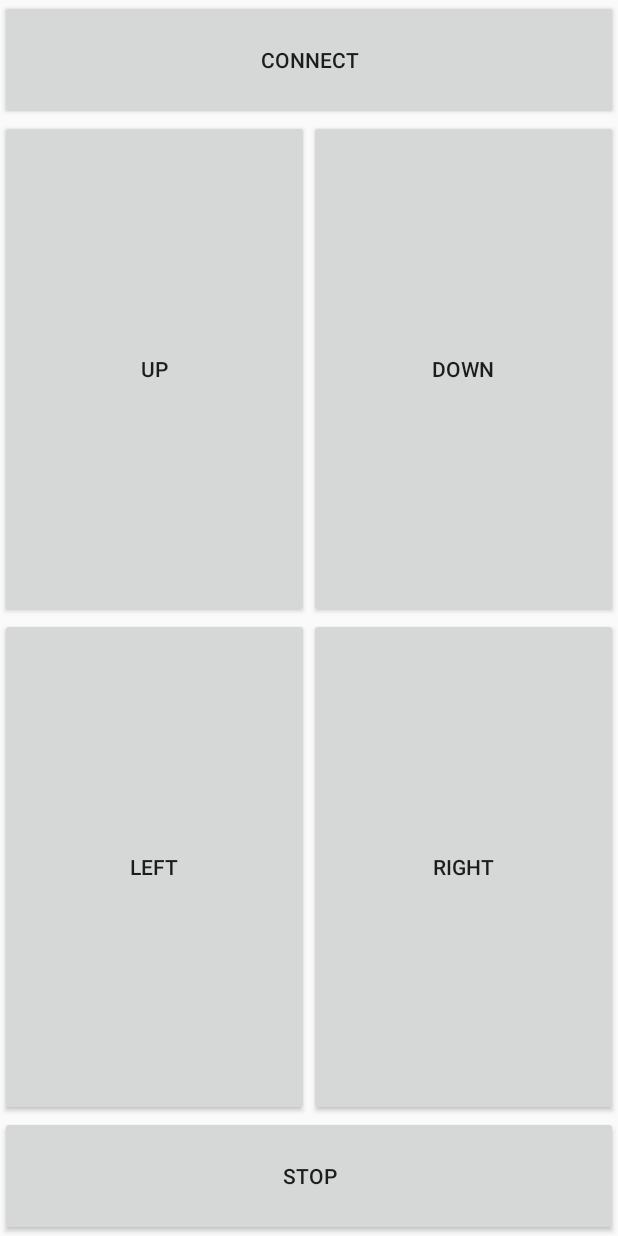
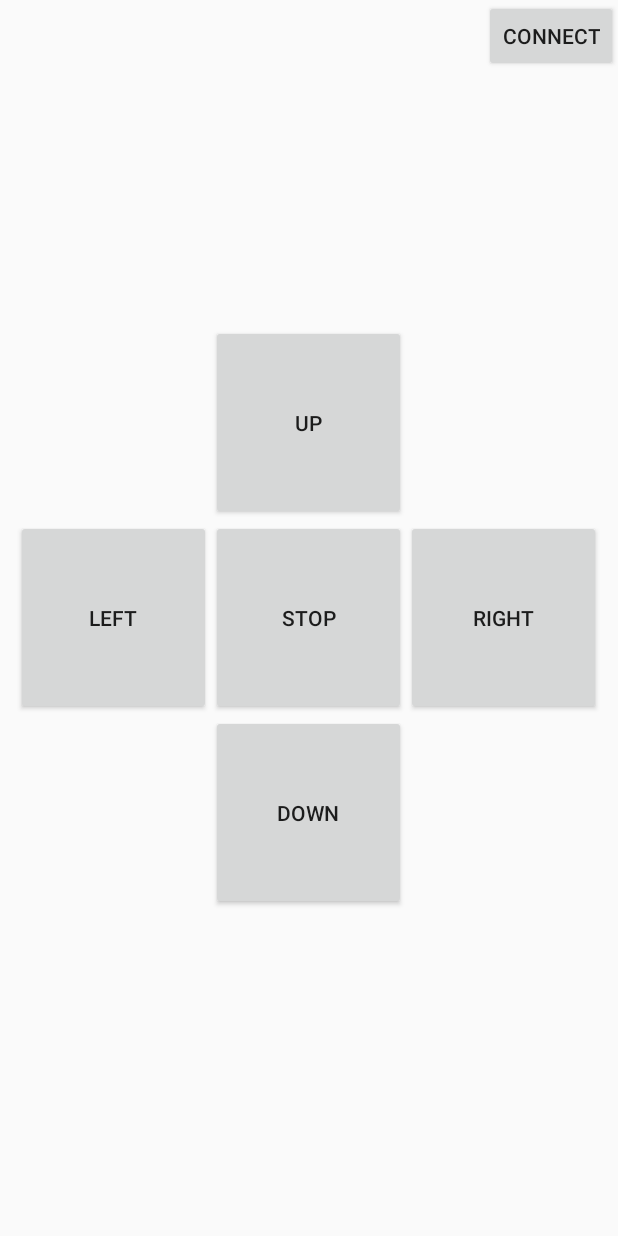
Before and after one commit to jihun-kang/android_bluetooth_remote_control, an Android app: the MainActivity screen opened directly, with no data from a screen before it, on a phone screen of 412 x 824 dp. Run offline under Robolectric (Android 15) with nearby library versions, the phone set to English and light mode, and no system bars.

Commit message:
modify layout

```diff
--- a/app/src/main/AndroidManifest.xml
+++ b/app/src/main/AndroidManifest.xml
@@ -13,7 +13,8 @@
         android:roundIcon="@mipmap/ic_launcher_round"
         android:supportsRtl="true"
         android:theme="@style/AppTheme">
-        <activity android:name=".MainActivity">
+        <activity android:name=".MainActivity"
+            android:screenOrientation="portrait">
             <intent-filter>
                 <action android:name="android.intent.action.MAIN" />
 
@@ -23,7 +24,9 @@
 
         <activity android:name=".BluetoothUpActivity"
             android:theme="@android:style/Theme.Translucent.NoTitleBar"
-            android:configChanges="orientation|screenSize|keyboard"></activity>
+            android:configChanges="orientation|screenSize|keyboard"
+            android:screenOrientation="portrait">
+        </activity>
 
     </application>
 
--- a/app/src/main/java/com/a2big/aduinorobotcontrol/BluetoothStreamingHandler.java
+++ b/app/src/main/java/com/a2big/aduinorobotcontrol/BluetoothStreamingHandler.java
@@ -11,6 +11,7 @@ public abstract  class BluetoothStreamingHandler {
             return btSet.close();
         return false;
     }
+
     public final boolean write(byte[] buffer) {
         BluetoothSerialClient btSet = BluetoothSerialClient.getInstance();
         if(btSet != null)
--- a/app/src/main/java/com/a2big/aduinorobotcontrol/MainActivity.java
+++ b/app/src/main/java/com/a2big/aduinorobotcontrol/MainActivity.java
@@ -36,7 +36,6 @@ import android.widget.Toast;
 import com.a2big.aduinorobotcontrol.listener.OnBluetoothEnabledListener;
 import com.a2big.aduinorobotcontrol.listener.OnScanListener;
 
-
 public class MainActivity extends Activity {
 
     private LinkedList<BluetoothDevice> mBluetoothDevices = new LinkedList<BluetoothDevice>();
@@ -50,7 +49,6 @@ public class MainActivity extends Activity {
     private ProgressDialog mLoadingDialog;
     private AlertDialog mDeviceListDialog;
     private BluetoothSerialClient mClient;
-
 
     @Override
     protected void onCreate(Bundle savedInstanceState) {
--- a/app/src/main/res/layout/activity_main.xml
+++ b/app/src/main/res/layout/activity_main.xml
@@ -6,109 +6,53 @@
     tools:context=".MainActivity"
     tools:ignore="MergeRootFrame">
 
-    <!--
-    <LinearLayout
-        android:layout_width="match_parent"
-        android:layout_height="match_parent"
-        android:orientation="vertical" >
-
-        <TextView
-            android:id="@+id/textViewTerminal"
-            android:layout_width="fill_parent"
-            android:layout_height="fill_parent"
-            android:layout_weight="1"
-            android:background="#fdfdff"
-            android:scrollbars="vertical"
-            android:textSize="12sp" />
-
-        <LinearLayout
-            android:layout_width="match_parent"
-            android:layout_height="wrap_content" >
-
-            <EditText
-                android:id="@+id/editTextInput"
-                android:layout_width="wrap_content"
-                android:layout_height="wrap_content"
-                android:layout_weight="1"
-                android:ems="10"
-                android:inputType="textPersonName" >
-
-                <requestFocus />
-            </EditText>
-
-            <Button
-                android:id="@+id/buttonSend"
-                style="?android:attr/buttonStyleSmall"
-                android:layout_width="80dp"
-                android:layout_height="wrap_content"
-                android:text="Send" />
-
-        </LinearLayout>
-
-    </LinearLayout>
-    -->
-    <LinearLayout
-        android:layout_width="match_parent"
-        android:layout_height="match_parent"
-        android:orientation="vertical">
 
   <Button
       android:id="@+id/btnConnect"
-            android:layout_width="match_parent"
-            android:layout_height="80dp"
+      android:layout_width="wrap_content"
+      android:layout_height="wrap_content"
+      android:layout_alignParentTop="true"
+      android:layout_alignParentRight="true"
       android:text="Connect" />
 
-        <LinearLayout
-            android:layout_width="match_parent"
-            android:layout_height="0dp"
-            android:layout_weight="1"
 
-            android:orientation="horizontal">
+  <Button
+      android:id="@+id/btnStop"
+      android:layout_width="130dp"
+      android:layout_height="130dp"
+      android:layout_centerInParent="true"
+      android:text="Stop" />
 
   <Button
       android:id="@+id/btnUp"
-                android:layout_width="0dp"
-                android:layout_height="match_parent"
-                android:layout_weight="1"
-                android:text="UP" />
+      android:layout_width="130dp"
+      android:layout_height="130dp"
+      android:layout_centerInParent="true"
+      android:layout_above="@id/btnStop"
+      android:text="Up" />
 
+  <Button
+      android:id="@+id/btnLeft"
+      android:layout_width="130dp"
+      android:layout_height="130dp"
+      android:layout_centerInParent="true"
+      android:layout_toLeftOf="@id/btnStop"
+      android:text="left" />
+
+  <Button
+      android:id="@+id/btnRight"
+      android:layout_width="130dp"
+      android:layout_height="130dp"
+      android:layout_centerInParent="true"
+      android:layout_toRightOf="@id/btnStop"
+      android:text="Right" />
 
   <Button
       android:id="@+id/btnDown"
-                android:layout_width="0dp"
-                android:layout_height="match_parent"
-                android:layout_weight="1"
-                android:text="DOWN" />
-        </LinearLayout>
-
-        <LinearLayout
-            android:layout_width="match_parent"
-            android:layout_height="0dp"
-            android:layout_weight="1"
-            android:orientation="horizontal">
-
-            <Button
-                android:id="@+id/btnLeft"
-                android:layout_width="0dp"
-                android:layout_height="match_parent"
-                android:layout_weight="1"
-                android:text="LEFT" />
-
-
-            <Button
-                android:id="@+id/btnRight"
-                android:layout_width="0dp"
-                android:layout_height="match_parent"
-                android:layout_weight="1"
-                android:text="Right" />
-        </LinearLayout>
-
-        <Button
-            android:id="@+id/btnStop"
-            android:layout_width="match_parent"
-            android:layout_height="80dp"
-            android:text="Stop" />
-    </LinearLayout>
-
+      android:layout_width="130dp"
+      android:layout_height="130dp"
+      android:layout_centerInParent="true"
+      android:layout_below="@id/btnStop"
+      android:text="Down" />
 
 </RelativeLayout>
```
Also changed, not shown: 17 other files. Lines whose indentation alone changed are shown as unchanged.
